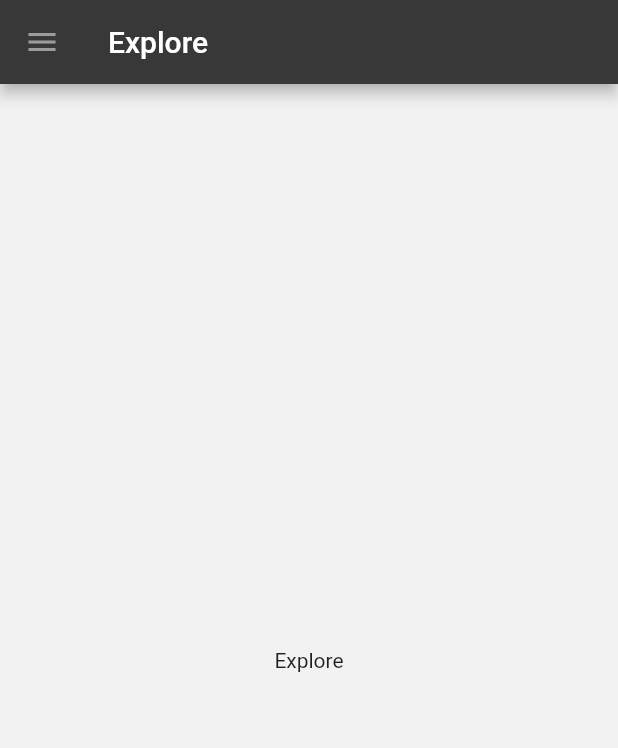
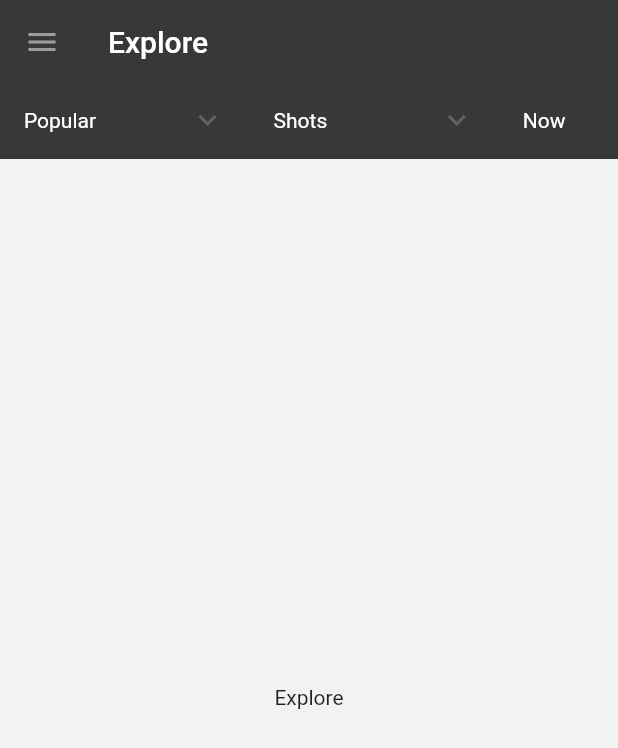
Before and after one commit to hanmajid/flutter_dribbble, a Flutter app: the ExplorePage screen opened by its route, on a phone screen of 412 x 824 dp. Shown: the top 748 px of the screen. Run offline on Flutter 3.47's test engine with Material 2 defaults, Android fonts, the phone set to English and light mode, and no system bars; our stand-ins replace after_layout, share; network calls fail.

Commit message:
update explore page

```diff
--- a/lib/pages/explore_page.dart
+++ b/lib/pages/explore_page.dart
@@ -1,4 +1,5 @@
 import 'package:flutter/material.dart';
+import 'package:flutter_dribbble/values/colors.dart';
 import 'package:flutter_dribbble/widgets/drawers.dart';
 
 class ExplorePage extends StatefulWidget {
@@ -6,7 +7,22 @@ class ExplorePage extends StatefulWidget {
   _ExplorePageState createState() => _ExplorePageState();
 }
 
-class _ExplorePageState extends State<ExplorePage> {
+class _ExplorePageState extends State<ExplorePage>
+    with SingleTickerProviderStateMixin {
+  TabController tabController;
+
+  @override
+  void initState() {
+    super.initState();
+    tabController = new TabController(length: 3, vsync: this);
+  }
+
+  @override
+  void dispose() {
+    tabController.dispose();
+    super.dispose();
+  }
+
   void _handleTapHome() {
     Navigator.of(context).popUntil((route) => route.isFirst);
   }
@@ -15,20 +31,151 @@ class _ExplorePageState extends State<ExplorePage> {
     Navigator.of(context).pop();
   }
 
+  Widget _getDropdown(String text) {
+    return DropdownMenuItem(
+      child: Container(
+          // width: 72.0,
+          child: Text(text),
+        ),
+      value: text,
+    );
+  }
+
   @override
   Widget build(BuildContext context) {
     return Scaffold(
-      appBar: AppBar(
-        title: Text('Explore'),
-      ),
-      body: Center(
-        child: Text('Explore'),
-      ),
       drawer: MyDrawer(
         onTapExplore: _handleTapExplore,
         onTapHome: _handleTapHome,
         activeIndex: 1,
       ),
+      body: NestedScrollView(
+        headerSliverBuilder: (BuildContext context, bool innerBoxIsScrolled) {
+          return <Widget>[
+            SliverAppBar(
+              pinned: true,
+              floating: true,
+              snap: true,
+              forceElevated: innerBoxIsScrolled,
+              title: Text('Explore'),
+              bottom: PreferredSize(
+                preferredSize: Size(MediaQuery.of(context).size.width, 50),
+                child: TabBar(
+                  indicator: BoxDecoration(),
+                  isScrollable: true,
+                  controller: tabController,
+                  tabs: <Widget>[
+                    DropdownButton(
+                      icon: Icon(Icons.keyboard_arrow_down),
+                      items: <DropdownMenuItem>[
+                        DropdownMenuItem(
+                          child: Text('Popular'),
+                          value: 'Popular',
+                        ),
+                        DropdownMenuItem(
+                          child: Text('Most commented'),
+                          value: 'Most commented',
+                        ),
+                        DropdownMenuItem(
+                          child: Text('Most recent'),
+                          value: 'Most recent',
+                        ),
+                        DropdownMenuItem(
+                          child: Text('Most viewed'),
+                          value: 'Most viewed',
+                        ),
+                      ],
+                      value: 'Popular',
+                      onChanged: (value) {},
+                      style: TextStyle(
+                        color: Colors.white,
+                      ),
+                      underline: SizedBox(),
+                    ),
+                    DropdownButton(
+                      icon: Icon(Icons.keyboard_arrow_down),
+                      items: <DropdownMenuItem>[
+                        DropdownMenuItem(
+                          child: Text('Shots'),
+                          value: 'Shots',
+                        ),
+                        DropdownMenuItem(
+                          child: Text('Animated GIFs'),
+                          value: 'Animated GIFs',
+                        ),
+                        DropdownMenuItem(
+                          child: Text('Videos'),
+                          value: 'Videos',
+                        ),
+                        DropdownMenuItem(
+                          child: Text('With attachments'),
+                          value: 'With attachments',
+                        ),
+                        DropdownMenuItem(
+                          child: Text('Debuts'),
+                          value: 'Debuts',
+                        ),
+                        DropdownMenuItem(
+                          child: Text('Playoffs'),
+                          value: 'Playoffs',
+                        ),
+                        DropdownMenuItem(
+                          child: Text('Rebounds'),
+                          value: 'Rebounds',
+                        ),
+                        DropdownMenuItem(
+                          child: Text('Team shots'),
+                          value: 'Team shots',
+                        ),
+                      ],
+                      value: 'Shots',
+                      onChanged: (value) {},
+                      style: TextStyle(
+                        color: Colors.white,
+                      ),
+                      underline: SizedBox(),
+                    ),
+                    DropdownButton(
+                      icon: Icon(Icons.keyboard_arrow_down),
+                      items: <DropdownMenuItem>[
+                        DropdownMenuItem(
+                          child: Text('Now'),
+                          value: 'Now',
+                        ),
+                        DropdownMenuItem(
+                          child: Text('This past week'),
+                          value: 'This past week',
+                        ),
+                        DropdownMenuItem(
+                          child: Text('This past month'),
+                          value: 'This past month',
+                        ),
+                        DropdownMenuItem(
+                          child: Text('This past year'),
+                          value: 'This past year',
+                        ),
+                        DropdownMenuItem(
+                          child: Text('All time'),
+                          value: 'All time',
+                        ),
+                      ],
+                      value: 'Now',
+                      onChanged: (value) {},
+                      style: TextStyle(
+                        color: Colors.white,
+                      ),
+                      underline: SizedBox(),
+                    ),
+                  ],
+                ),
+              ),
+            ),
+          ];
+        },
+        body: Center(
+          child: Text('Explore'),
+        ),
+      ),
     );
   }
 }
--- a/lib/themes/light_theme.dart
+++ b/lib/themes/light_theme.dart
@@ -56,4 +56,5 @@ ThemeData lightThemeData = ThemeData(
   floatingActionButtonTheme: FloatingActionButtonThemeData(
     backgroundColor: pink,
   ),
+  canvasColor: mediumDarkGrey,
 );
```
